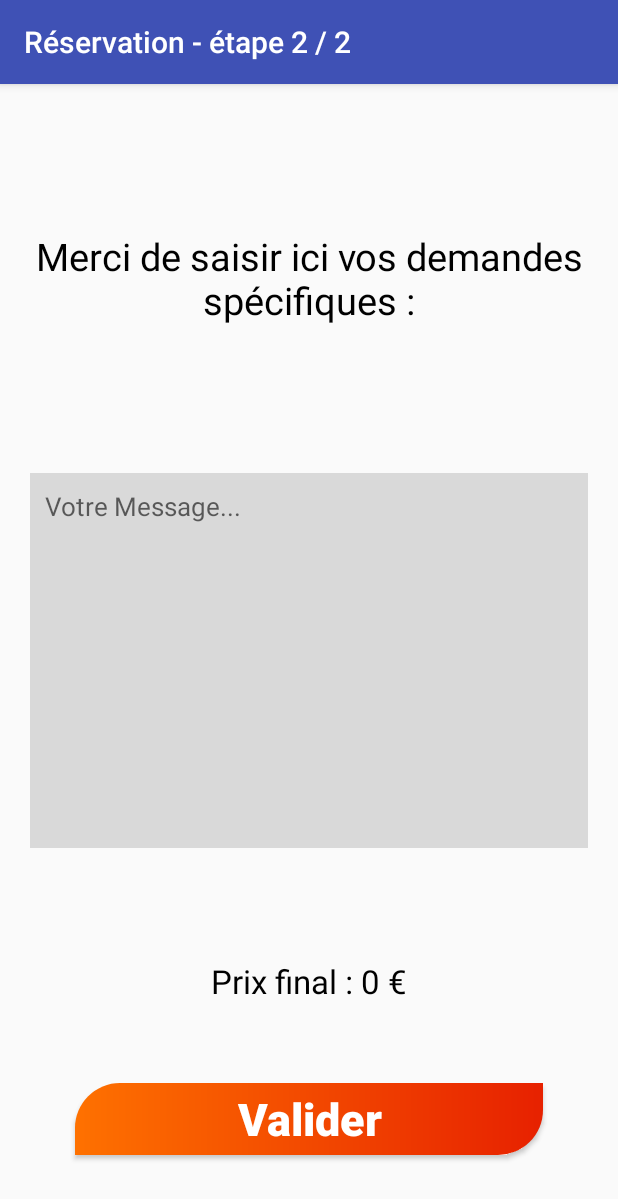
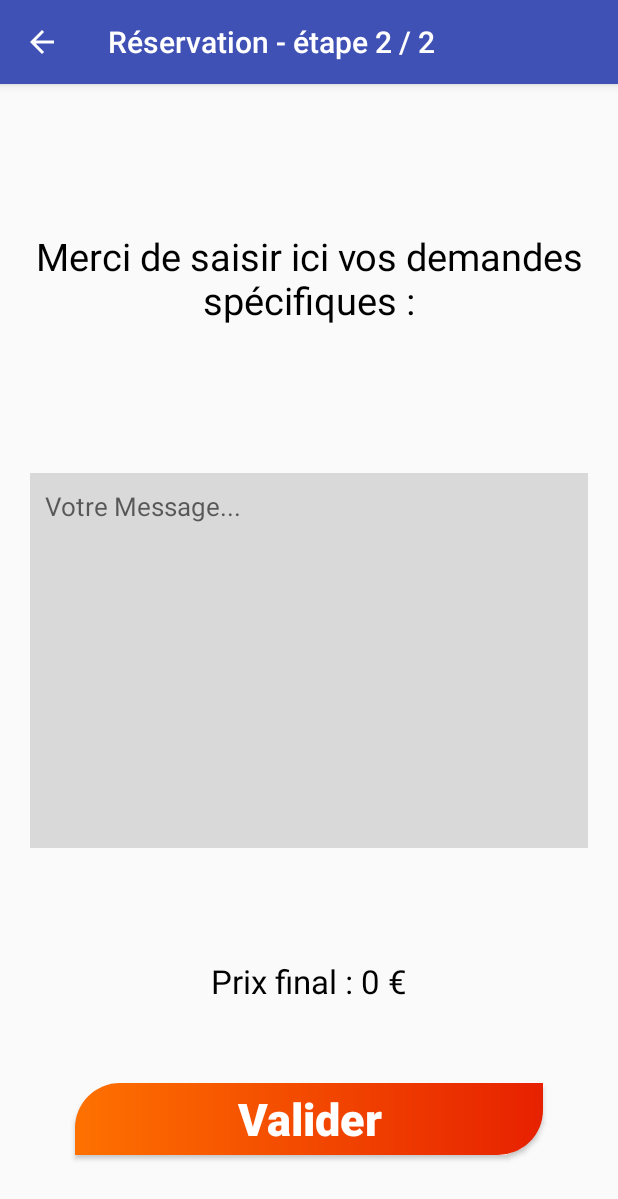
Before and after one commit to adrienvaucard/android-finalProject-madRental, an Android app: the BookingState2 screen opened directly, with no data from a screen before it, on a phone screen of 412 x 824 dp. Shown: the top 1199 px of the screen. Run offline under Robolectric (Android 15) with nearby library versions, the phone set to English and light mode, and no system bars; 2 statements that could not run were skipped.

```diff
--- a/app/src/main/java/com/example/adrien/madrental/HomeActivity.java
+++ b/app/src/main/java/com/example/adrien/madrental/HomeActivity.java
@@ -31,10 +31,6 @@ public class HomeActivity extends AppCompatActivity {
         bookings = findViewById(R.id.bookings);
         editTextStartReservation = findViewById(R.id.editTextStartReservation);
         editTextEndReservation = findViewById(R.id.editTextEndReservation);
-
-        //Assign custom font to App Title
-        Typeface font = Typeface.createFromAsset(getAssets(), "fonts/BreeSerif-Regular.ttf");
-        //appTitle.setTypeface(font);
     }
 
     public void goToBookings(View view) {
--- /dev/null
+++ b/app/src/main/res/anim/page_slide_vertical_in.xml
@@ -0,0 +1,5 @@
+<?xml version="1.0" encoding="utf-8"?>
+<set xmlns:android="http://schemas.android.com/apk/res/android"
+    android:duration="300">
+    <translate android:fromYDelta="-100%p" android:toYDelta="0%p"/>
+</set>
--- /dev/null
+++ b/app/src/main/res/anim/page_slide_vertical_out.xml
@@ -0,0 +1,5 @@
+<?xml version="1.0" encoding="utf-8"?>
+<set xmlns:android="http://schemas.android.com/apk/res/android"
+    android:duration="300">
+    <translate android:fromYDelta="0%p" android:toYDelta="0%p"/>
+</set>
```
Also changed, not shown: app/src/main/java/com/example/adrien/madrental/BookingState1.java (+19 -0 lines), app/src/main/java/com/example/adrien/madrental/BookingState2.java (+21 -2 lines), app/src/main/java/com/example/adrien/madrental/BookingsActivity.java (+19 -0 lines), app/src/main/java/com/example/adrien/madrental/ProfileActivity.java (+21 -0 lines), app/src/main/java/com/example/adrien/madrental/SearchesActivity.java (+19 -0 lines).
